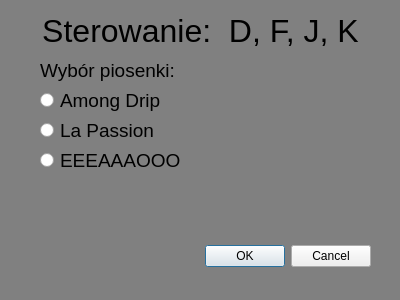
Above: songselect.ui from Mthw40/test1 before the change. Below: the same form after it.
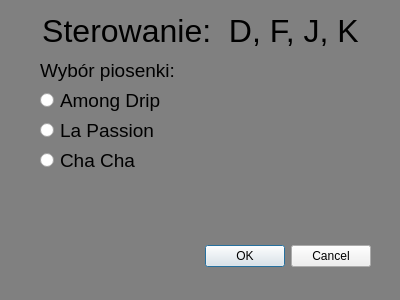
That is the form after the change. Icons and pictures are not drawn.

The edit to the form file:
```diff
--- a/songselect.ui
+++ b/songselect.ui
@@ -139,7 +139,7 @@
     </font>
    </property>
    <property name="text">
-    <string>EEEAAAOOO</string>
+    <string>Cha Cha</string>
    </property>
   </widget>
  </widget>
```
